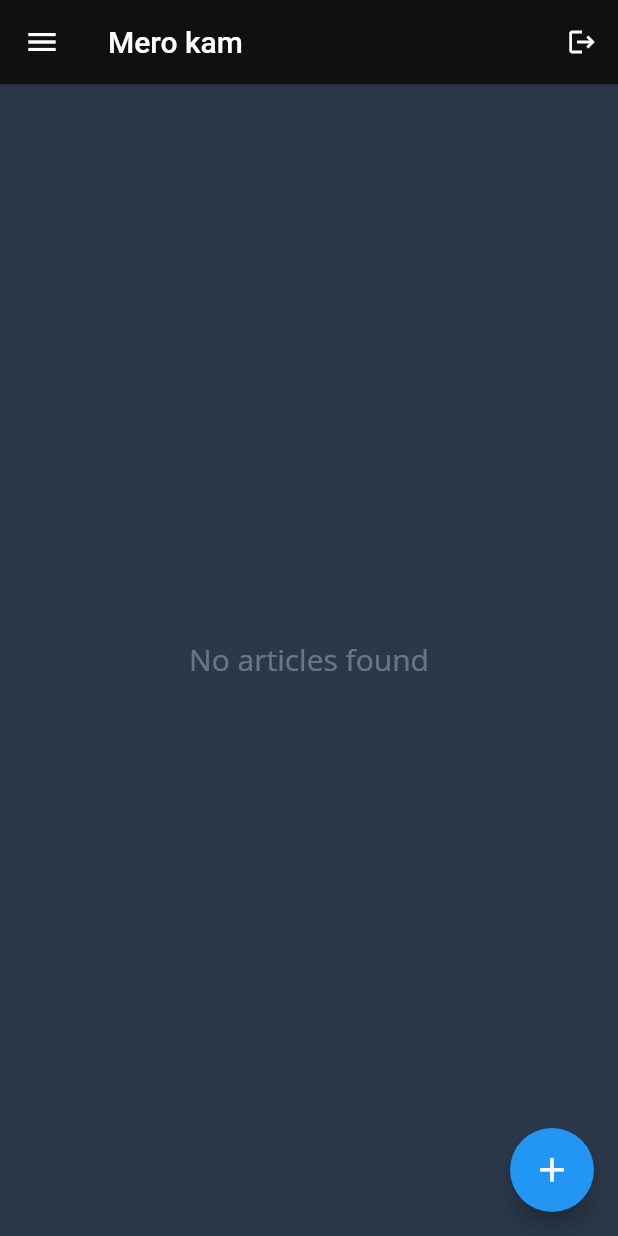
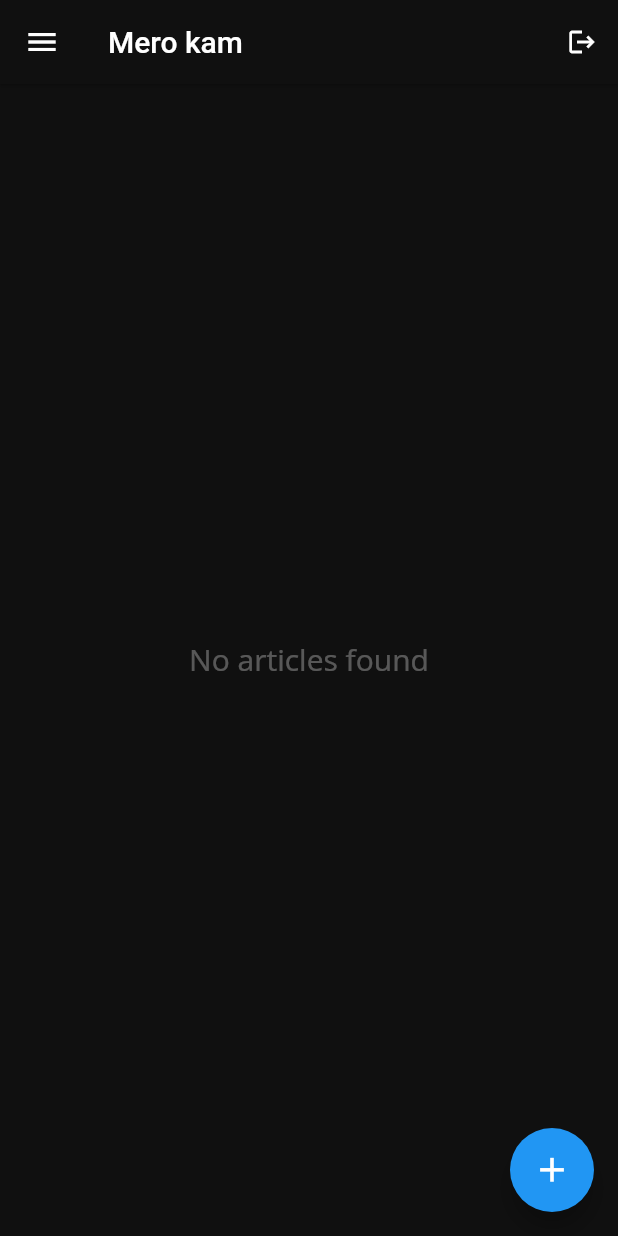
Before and after one commit to prakash-O4/bloc_login, a Flutter app: the HomePage screen opened directly with empty values, in the side drawer, after a tap on the "logout" icon, on a phone screen of 412 x 824 dp. Run offline on Flutter 3.47's test engine with Material 2 defaults, Android fonts, the phone set to English and light mode, and no system bars; our stand-ins replace bloc, cached_network_image, cloud_firestore, equatable, firebase_auth, firebase_core and 6 more; accounts and stored records are empty.

Commit message:
Ui updated

```diff
--- a/lib/blocs/Crud/crud_state.dart
+++ b/lib/blocs/Crud/crud_state.dart
@@ -6,7 +6,7 @@ abstract class CrudState extends Equatable {
 
 class CrudInitial extends CrudState {
   @override
-  List<Object?> get props => throw UnimplementedError();
+  List<Object?> get props => [];
 }
 
 class CrudLoading extends CrudState {
--- a/lib/main.dart
+++ b/lib/main.dart
@@ -3,10 +3,6 @@ import 'package:flutter/material.dart';
 import 'package:flutter_bloc/flutter_bloc.dart';
 import 'package:logss/blocs/cubit/session_cubit.dart';
 import 'package:logss/navigation/session_navigation.dart';
-// import 'package:logss/presentation/login_view.dart';
-// import 'package:logss/presentation/signup_view.dart';
-// import 'blocs/Login/login_bloc.dart';
-// import 'blocs/SignUp/signup_bloc.dart';
 
 void main() async {
   WidgetsFlutterBinding.ensureInitialized();
--- a/lib/presentation/home/drawer.dart
+++ b/lib/presentation/home/drawer.dart
@@ -12,9 +12,7 @@ class DrawerWidget extends StatelessWidget {
         gradient: LinearGradient(
           colors: [
             Colors.blueGrey,
-            Color(
-              ColorConstants.kBackgroundColor,
-            )
+            const Color(ColorConstants.kBackgroundColor),
           ],
           begin: Alignment.bottomCenter,
           end: Alignment.topCenter,
@@ -46,7 +44,7 @@ class DrawerWidget extends StatelessWidget {
                   SizedBox(height: 10),
                   Text(
                     "Hello, $name !",
-                    style: TextStyle(
+                    style: const TextStyle(
                       fontSize: 20,
                       color: Colors.white,
                     ),
@@ -55,7 +53,7 @@ class DrawerWidget extends StatelessWidget {
               ),
             ),
           ),
-          Divider(
+          const Divider(
             color: Colors.grey,
           ),
           Expanded(
@@ -63,14 +61,10 @@ class DrawerWidget extends StatelessWidget {
             child: Container(
                 child: ListView(
               children: [
-                DrawerTiles(
-                  icon: Icons.home,
-                  text: "Home",
-                ),
-                DrawerTiles(icon: Icons.favorite, text: "Favorite"),
-                DrawerTiles(icon: Icons.person, text: "Profile"),
-                DrawerTiles(icon: Icons.feedback, text: "Feedback"),
-                DrawerTiles(icon: Icons.logout, text: "Log Out"),
+                const DrawerTiles(icon: Icons.home, text: "Home"),
+                const DrawerTiles(icon: Icons.favorite, text: "Favorite"),
+                const DrawerTiles(icon: Icons.person, text: "Profile"),
+                const DrawerTiles(icon: Icons.feedback, text: "Feedback"),
               ],
             )),
           ),
@@ -83,10 +77,8 @@ class DrawerWidget extends StatelessWidget {
 class DrawerTiles extends StatelessWidget {
   final String text;
   final IconData icon;
-  const DrawerTiles({
-    required this.icon,
-    required this.text,
-  });
+  final Function()? onTap;
+  const DrawerTiles({required this.icon, required this.text, this.onTap});
 
   @override
   Widget build(BuildContext context) {
@@ -95,9 +87,7 @@ class DrawerTiles extends StatelessWidget {
       child: ListTile(
         selected: true,
         selectedTileColor: Colors.red,
-        onTap: () {
-          print("index");
-        },
+        onTap: onTap,
         leading: Icon(
           icon,
           size: 20,
@@ -105,7 +95,7 @@ class DrawerTiles extends StatelessWidget {
         ),
         title: Text(
           text,
-          style: TextStyle(
+          style: const TextStyle(
             fontSize: 18,
             color: Colors.white,
           ),
--- a/lib/presentation/home/home_view.dart
+++ b/lib/presentation/home/home_view.dart
@@ -28,21 +28,21 @@ class _HomePageState extends State<HomePage> {
     return BlocProvider(
       create: (context) => CrudBloc(),
       child: Scaffold(
-        backgroundColor: Color(ColorConstants.kHomeColorCode),
+        backgroundColor: const Color(ColorConstants.kBackgroundColor),
         drawer: Drawer(
           elevation: 0,
           child: DrawerWidget(name: widget.user!.displayName),
         ),
         appBar: AppBar(
           elevation: 0.8,
-          backgroundColor: Color(ColorConstants.kBackgroundColor),
-          title: Text("Mero kam"),
+          backgroundColor: const Color(ColorConstants.kBackgroundColor),
+          title: const Text("Mero kam"),
           actions: [
             IconButton(
               onPressed: () {
                 BlocProvider.of<SessionCubit>(context).logOut();
               },
-              icon: Icon(Icons.logout, size: 20),
+              icon: const Icon(Icons.logout, size: 20),
             )
           ],
         ),
@@ -56,7 +56,7 @@ class _HomePageState extends State<HomePage> {
                           isUpdate: false,
                         )));
           },
-          child: Center(
+          child: const Center(
             child: Icon(
               Icons.add,
               color: Colors.white,
@@ -92,7 +92,7 @@ class _HomeBodyState extends State<HomeBody> {
     return BlocBuilder<CrudBloc, CrudState>(
       builder: (context, state) {
         if (state is CrudLoading) {
-          return Center(
+          return const Center(
             child: CircularProgressIndicator(),
           );
         } else if (state is CrudLoaded) {
@@ -143,7 +143,7 @@ class _HomeBodyState extends State<HomeBody> {
                   },
                 );
         } else if (state is CrudError) {
-          return Center(
+          return const Center(
             child: Text(
               "error",
               style: TextStyle(fontSize: 20, color: Colors.red),
@@ -152,7 +152,7 @@ class _HomeBodyState extends State<HomeBody> {
         }
         return Center(
           child: Text(
-            "Fuck off",
+            "Unknown State",
             style: GoogleFonts.openSans(
               textStyle: TextStyle(
                 fontSize: 20,
--- a/lib/presentation/login/login_view.dart
+++ b/lib/presentation/login/login_view.dart
@@ -36,7 +36,7 @@ class _LogInPageState extends State<LogInPage> {
                       SnackBar(
                         content: Text(
                           _status.exception,
-                          style: TextStyle(fontSize: 18, color: Colors.white),
+                          style: const TextStyle(fontSize: 18, color: Colors.white),
                         ),
                       ),
                     );
--- a/lib/presentation/signup/signup_view.dart
+++ b/lib/presentation/signup/signup_view.dart
@@ -25,7 +25,7 @@ class _SignUpPageState extends State<SignUpPage> {
         sessionCubit: BlocProvider.of<SessionCubit>(context),
       ),
       child: Scaffold(
-        backgroundColor: Color(ColorConstants.kBackgroundColor),
+        backgroundColor: const Color(ColorConstants.kBackgroundColor),
         body: SafeArea(
           child: SingleChildScrollView(
             child: Padding(
@@ -42,7 +42,7 @@ class _SignUpPageState extends State<SignUpPage> {
                       SnackBar(
                         content: Text(
                           _status.exception,
-                          style: TextStyle(fontSize: 18, color: Colors.white),
+                          style: const TextStyle(fontSize: 18, color: Colors.white),
                         ),
                       ),
                     );
```
Also changed, not shown: lib/constants/style.dart (+10 -14 lines), lib/presentation/home/new_articles.dart (+5 -8 lines), lib/presentation/home/widget/home_widget.dart (+12 -5 lines), lib/presentation/login/log_in_widget.dart (+12 -11 lines), lib/presentation/signup/sign_up_widget.dart (+16 -16 lines).
